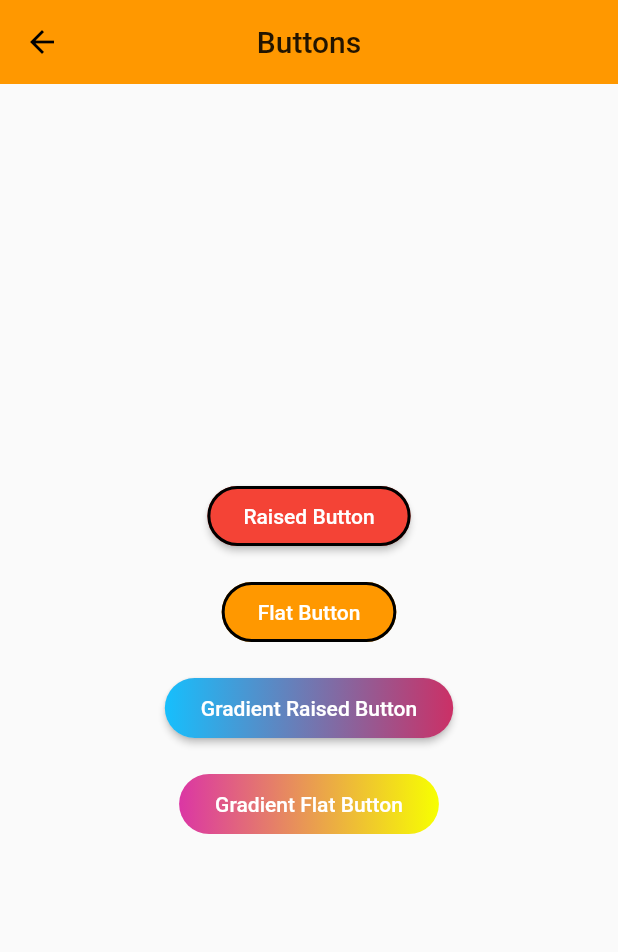
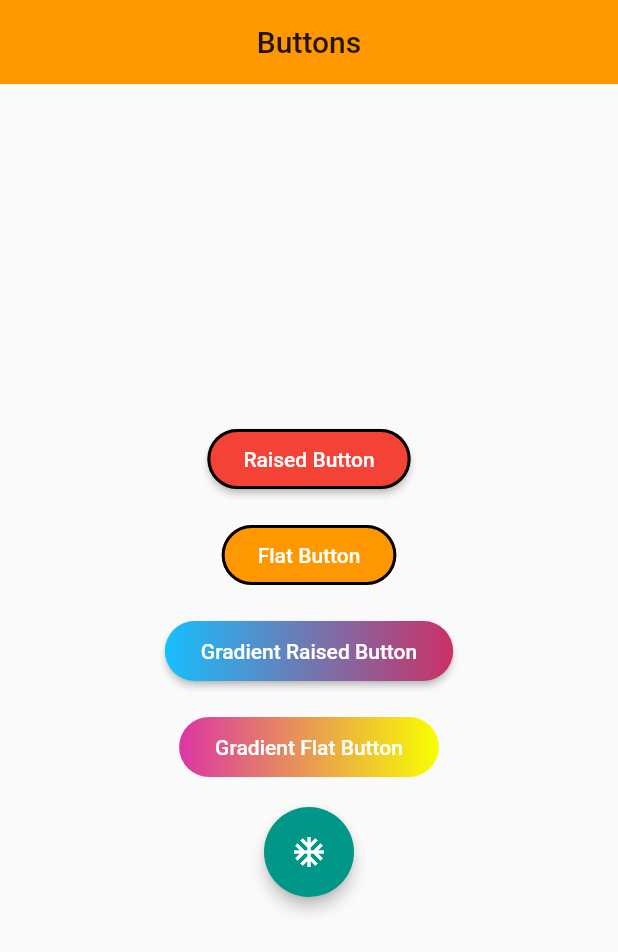
Before and after one commit to serdarpolat/flutter_my_widgets, a Flutter app: the Buttons screen opened directly, on a phone screen of 412 x 824 dp. Shown: the top 952 px of the screen. Run offline on Flutter 3.47's test engine with Material 2 defaults, Android fonts, the phone set to English and light mode, and no system bars.

Commit message:
added new button widget

```diff
--- a/lib/main.dart
+++ b/lib/main.dart
@@ -18,7 +18,7 @@ class MyApp extends StatelessWidget {
         primarySwatch: Colors.orange,
         visualDensity: VisualDensity.adaptivePlatformDensity,
       ),
-      home: PageIndicator2(),
+      home: Buttons(),
     );
   }
 }
--- a/lib/widgets/buttons.dart
+++ b/lib/widgets/buttons.dart
@@ -22,6 +22,8 @@ class Buttons extends StatelessWidget {
             RaisedButtonRectangleGradientBorder(),
             SizedBox(height: 16),
             FlatButtonRectangleGradientBorder(),
+            SizedBox(height: 16),
+            CircularButton(),
           ],
         ),
       ),
@@ -119,3 +121,26 @@ class FlatButtonRectangleGradientBorder extends StatelessWidget {
     );
   }
 }
+
+class CircularButton extends StatelessWidget {
+  const CircularButton({Key key}) : super(key: key);
+
+  @override
+  Widget build(BuildContext context) {
+    return RawMaterialButton(
+      onPressed: () {},
+      elevation: 4.0,
+      focusElevation: 0.0,
+      highlightElevation: 0.0,
+      hoverElevation: 0.0,
+      fillColor: Colors.teal,
+      child: Icon(
+        Icons.ac_unit,
+        size: 24.0,
+        color: Colors.white,
+      ),
+      padding: EdgeInsets.all(18.0),
+      shape: CircleBorder(),
+    );
+  }
+}
```
Also changed, not shown: pubspec.lock.
